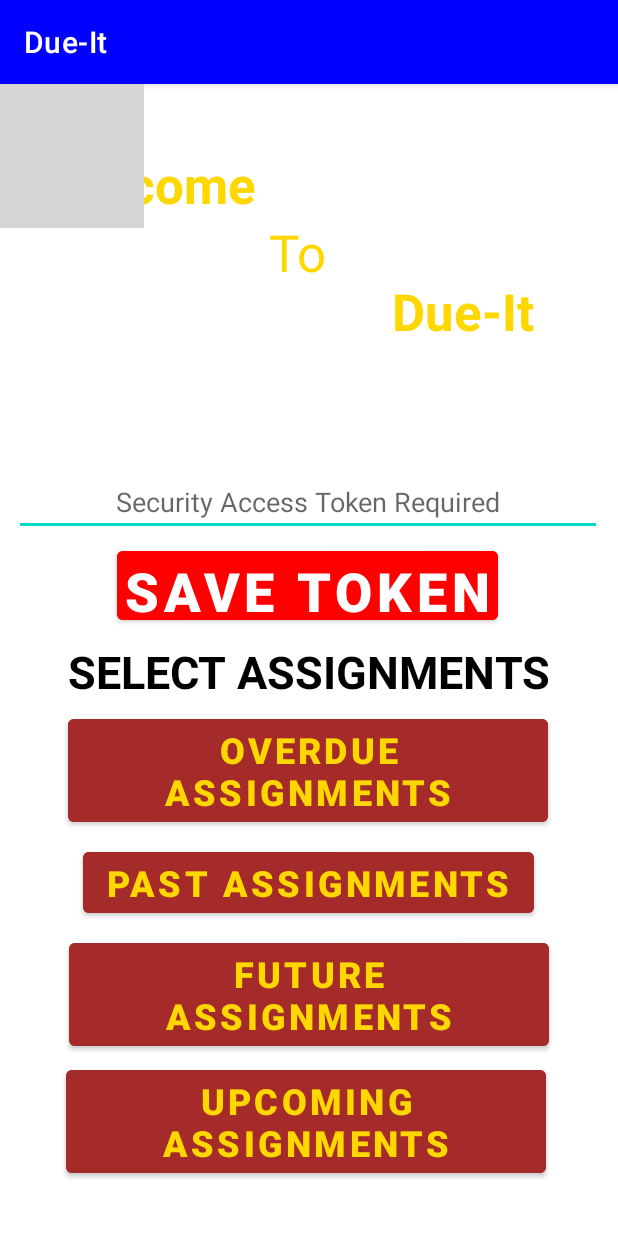
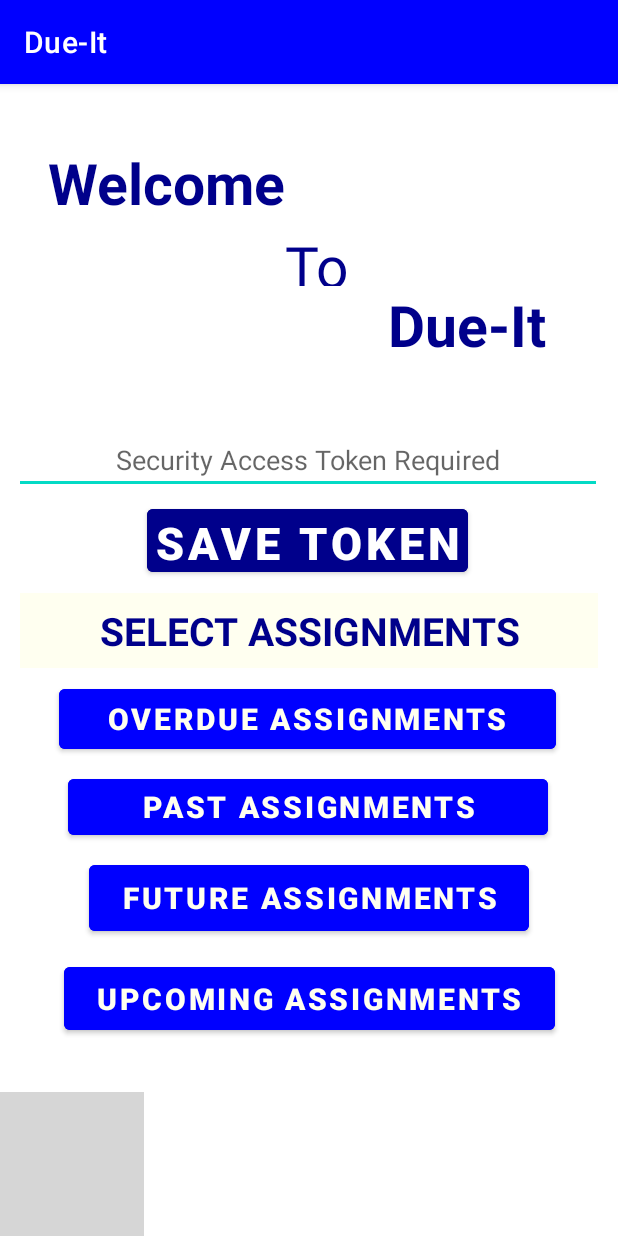
Before and after one commit to SgtTacos/Due-It, an Android app: the screen it shows after launch (MainActivity), on a phone screen of 412 x 824 dp. Run offline under Robolectric (Android 15) with nearby library versions, the phone set to English and light mode, and no system bars; Roboto replaces fonts that are not available here; grey boxes are pictures that could not be loaded.

Commit message:
We added the progress bar. We update the RecycleView and everything is working right! I changed the bacground and colors

```diff
--- a/app/src/main/java/com/example/due_it/Results.java
+++ b/app/src/main/java/com/example/due_it/Results.java
@@ -64,6 +64,7 @@ public class Results extends AppCompatActivity implements Runnable {
         super.onCreate(savedInstanceState);
         setContentView(R.layout.results);
         List<String> courses = new ArrayList<>();
+        courses.add("Wait");
 
         RecyclerView rv = findViewById(R.id.results);
         rv.setLayoutManager(new LinearLayoutManager(this));
--- a/app/src/main/res/layout/activity_main.xml
+++ b/app/src/main/res/layout/activity_main.xml
@@ -15,22 +15,22 @@
         app:layout_constraintHorizontal_bias="0.0"
         app:layout_constraintStart_toStartOf="parent"
         app:layout_constraintTop_toTopOf="parent"
-        app:layout_constraintVertical_bias="0.0"
-        app:srcCompat="@drawable/hyrummanwaring1" />
+        app:layout_constraintVertical_bias="1.0"
+        app:srcCompat="@drawable/dueit_background4" />
 
     <TextView
         android:id="@+id/textView"
         android:layout_width="wrap_content"
         android:layout_height="wrap_content"
-        android:layout_marginStart="28dp"
-        android:layout_marginLeft="28dp"
-        android:layout_marginTop="44dp"
+        android:layout_marginStart="32dp"
+        android:layout_marginLeft="32dp"
+        android:layout_marginTop="40dp"
         android:fontFamily="@font/bigshot_one"
         android:lineSpacingExtra="8sp"
         android:text="@string/welcome"
         android:textAppearance="@style/TextAppearance.AppCompat.Body1"
-        android:textColor="@color/gold"
-        android:textSize="34sp"
+        android:textColor="@color/dark_blue"
+        android:textSize="38sp"
         android:textStyle="bold"
         android:typeface="normal"
         app:layout_constraintStart_toStartOf="parent"
@@ -40,13 +40,14 @@
         android:id="@+id/textView2"
         android:layout_width="51dp"
         android:layout_height="39dp"
+        android:layout_marginTop="4dp"
         android:fontFamily="@font/bigshot_one"
         android:text="@string/to"
         android:textAppearance="@style/TextAppearance.AppCompat.Body2"
-        android:textColor="@color/gold"
-        android:textSize="34sp"
+        android:textColor="@color/dark_blue"
+        android:textSize="38sp"
         app:layout_constraintEnd_toEndOf="parent"
-        app:layout_constraintHorizontal_bias="0.498"
+        app:layout_constraintHorizontal_bias="0.527"
         app:layout_constraintStart_toStartOf="parent"
         app:layout_constraintTop_toBottomOf="@+id/textView" />
 
@@ -54,15 +55,15 @@
         android:id="@+id/textView3"
         android:layout_width="wrap_content"
         android:layout_height="wrap_content"
-        android:layout_marginEnd="56dp"
-        android:layout_marginRight="56dp"
+        android:layout_marginEnd="48dp"
+        android:layout_marginRight="48dp"
         android:layout_marginBottom="73dp"
         android:fontFamily="@font/bigshot_one"
         android:lineSpacingExtra="8sp"
         android:text="@string/due_it"
         android:textAppearance="@style/TextAppearance.AppCompat.Body1"
-        android:textColor="@color/gold"
-        android:textSize="34sp"
+        android:textColor="@color/dark_blue"
+        android:textSize="38sp"
         android:textStyle="bold"
         android:typeface="normal"
         app:layout_constraintBottom_toTopOf="@+id/editToken"
@@ -76,7 +77,7 @@
         android:layout_height="0dp"
         android:layout_marginStart="8dp"
         android:layout_marginLeft="8dp"
-        android:layout_marginTop="256dp"
+        android:layout_marginTop="228dp"
         android:layout_marginEnd="8dp"
         android:layout_marginRight="8dp"
         android:ems="10"
@@ -89,14 +90,14 @@
 
     <Button
         android:id="@+id/button1"
-        android:layout_width="254dp"
-        android:layout_height="58dp"
+        android:layout_width="214dp"
+        android:layout_height="54dp"
         android:layout_marginStart="8dp"
         android:layout_marginLeft="8dp"
         android:layout_marginTop="4dp"
         android:layout_marginEnd="8dp"
         android:layout_marginRight="8dp"
-        android:backgroundTint="@color/red"
+        android:backgroundTint="@color/dark_blue"
         android:gravity="center_vertical|center_horizontal"
         android:onClick="saveToken"
         android:paddingLeft="2dp"
@@ -106,7 +107,7 @@
         android:text="@string/button1"
         android:textAlignment="gravity"
         android:textColor="@color/white"
-        android:textSize="36sp"
+        android:textSize="30sp"
         android:textStyle="bold"
         app:layout_constraintEnd_toEndOf="parent"
         app:layout_constraintHorizontal_bias="0.495"
@@ -115,20 +116,20 @@
 
     <TextView
         android:id="@+id/textView4"
-        android:layout_width="370dp"
-        android:layout_height="38dp"
+        android:layout_width="385dp"
+        android:layout_height="50dp"
         android:layout_marginStart="8dp"
         android:layout_marginLeft="8dp"
         android:layout_marginTop="8dp"
         android:layout_marginEnd="8dp"
         android:layout_marginRight="8dp"
-        android:background="@color/white"
+        android:background="@color/ivory"
         android:gravity="center_vertical|center_horizontal"
         android:text="@string/select_assignments"
         android:textAlignment="center"
-        android:textSize="30sp"
+        android:textColor="@color/dark_blue"
+        android:textSize="26sp"
         android:textStyle="bold"
-        android:textColor="@color/black"
         app:layout_constraintEnd_toEndOf="parent"
         app:layout_constraintHorizontal_bias="0.52"
         app:layout_constraintStart_toStartOf="parent"
@@ -136,20 +137,20 @@
 
     <Button
         android:id="@+id/button2"
-        android:layout_width="wrap_content"
-        android:layout_height="wrap_content"
+        android:layout_width="331dp"
+        android:layout_height="52dp"
         android:layout_marginStart="8dp"
         android:layout_marginLeft="8dp"
         android:layout_marginTop="8dp"
         android:layout_marginEnd="8dp"
         android:layout_marginRight="8dp"
-        android:backgroundTint="@color/brown"
+        android:backgroundTint="@color/blue"
         android:gravity="center_vertical|center_horizontal"
         android:onClick="onClick"
         android:text="@string/button2"
         android:textAlignment="gravity"
-        android:textColor="@color/gold"
-        android:textSize="24sp"
+        android:textColor="@color/ivory"
+        android:textSize="20sp"
         android:textStyle="bold"
         app:layout_constraintEnd_toEndOf="parent"
         app:layout_constraintHorizontal_bias="0.488"
@@ -158,19 +159,19 @@
 
     <Button
         android:id="@+id/button3"
-        android:layout_width="wrap_content"
-        android:layout_height="wrap_content"
+        android:layout_width="320dp"
+        android:layout_height="49dp"
         android:layout_marginStart="8dp"
         android:layout_marginLeft="8dp"
         android:layout_marginTop="8dp"
         android:layout_marginEnd="8dp"
         android:layout_marginRight="8dp"
-        android:backgroundTint="@color/brown"
+        android:backgroundTint="@color/blue"
         android:gravity="center_vertical|center_horizontal"
         android:text="@string/button3"
         android:textAlignment="gravity"
-        android:textColor="@color/gold"
-        android:textSize="24sp"
+        android:textColor="@color/ivory"
+        android:textSize="20sp"
         android:textStyle="bold"
         app:layout_constraintEnd_toEndOf="parent"
         app:layout_constraintHorizontal_bias="0.494"
@@ -179,42 +180,43 @@
 
     <Button
         android:id="@+id/button4"
-        android:layout_width="wrap_content"
-        android:layout_height="wrap_content"
+        android:layout_width="293dp"
+        android:layout_height="56dp"
         android:layout_marginStart="8dp"
         android:layout_marginLeft="8dp"
         android:layout_marginTop="8dp"
         android:layout_marginEnd="8dp"
         android:layout_marginRight="8dp"
-        android:backgroundTint="@color/brown"
+        android:backgroundTint="@color/blue"
         android:gravity="center_vertical|center_horizontal"
         android:text="@string/button4"
         android:textAlignment="gravity"
-        android:textColor="@color/gold"
-        android:textSize="24sp"
+        android:textColor="@color/ivory"
+        android:textSize="20sp"
         android:textStyle="bold"
         app:layout_constraintEnd_toEndOf="parent"
+        app:layout_constraintHorizontal_bias="0.497"
         app:layout_constraintStart_toStartOf="parent"
         app:layout_constraintTop_toBottomOf="@+id/button3" />
 
     <Button
         android:id="@+id/button5"
-        android:layout_width="wrap_content"
-        android:layout_height="wrap_content"
-        android:layout_marginStart="8dp"
-        android:layout_marginLeft="8dp"
-        android:layout_marginTop="4dp"
-        android:layout_marginEnd="8dp"
-        android:layout_marginRight="8dp"
-        android:backgroundTint="@color/brown"
+        android:layout_width="327dp"
+        android:layout_height="54dp"
+        android:layout_marginStart="16dp"
+        android:layout_marginLeft="16dp"
+        android:layout_marginTop="12dp"
+        android:layout_marginEnd="16dp"
+        android:layout_marginRight="16dp"
+        android:backgroundTint="@color/blue"
         android:gravity="center_vertical|center_horizontal"
         android:text="@string/button5"
         android:textAlignment="gravity"
-        android:textColor="@color/gold"
-        android:textSize="24sp"
+        android:textColor="@color/ivory"
+        android:textSize="20sp"
         android:textStyle="bold"
         app:layout_constraintEnd_toEndOf="parent"
-        app:layout_constraintHorizontal_bias="0.476"
+        app:layout_constraintHorizontal_bias="0.505"
         app:layout_constraintStart_toStartOf="parent"
         app:layout_constraintTop_toBottomOf="@+id/button4" />
 
--- a/app/src/main/res/layout/row_recycler_view.xml
+++ b/app/src/main/res/layout/row_recycler_view.xml
@@ -7,11 +7,11 @@
 
     <TextView
         android:id="@+id/textView5"
-        android:layout_width="277dp"
-        android:layout_height="45dp"
+        android:layout_width="288dp"
+        android:layout_height="wrap_content"
         android:layout_marginStart="16dp"
         android:layout_marginLeft="16dp"
-        android:layout_marginTop="16dp"
+        android:layout_marginTop="24dp"
         android:layout_marginEnd="16dp"
         android:layout_marginRight="16dp"
         android:text="TextView"
```
Also changed, not shown: 1 other file.
